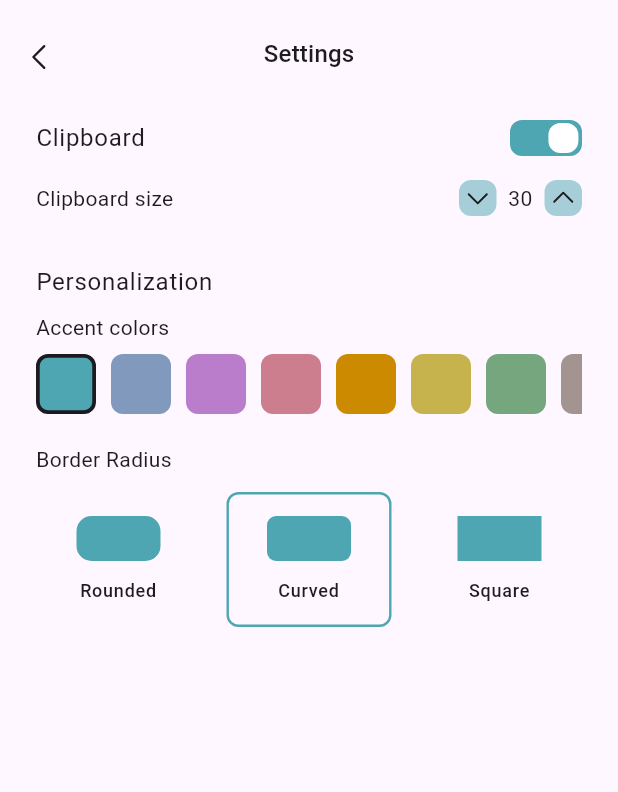
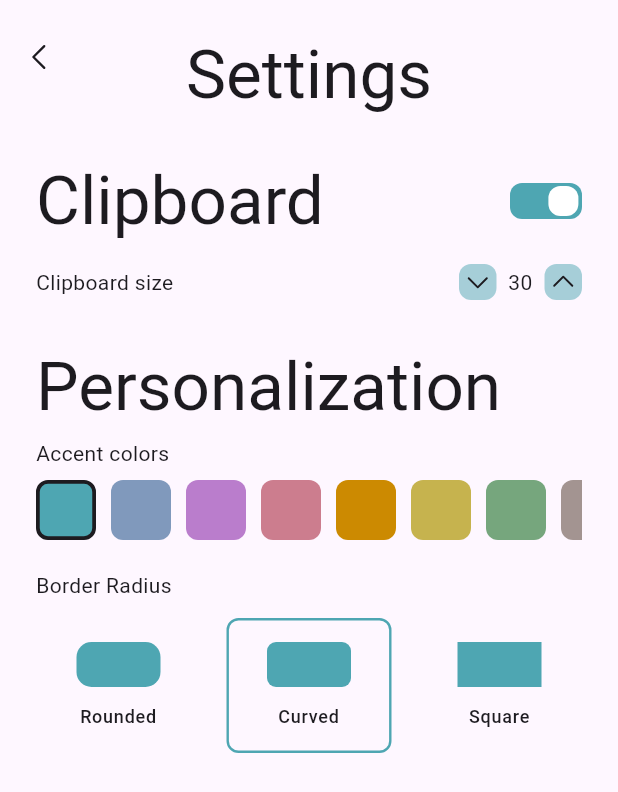
Before and after one commit to iamkartiknayak/historian, a Flutter app: the SettingsPage screen opened directly, on a phone screen of 412 x 824 dp. Shown: the top 792 px of the screen. Run offline on Flutter 3.47's test engine with Material 3 defaults, Android fonts, the phone set to English and light mode, and no system bars; our stand-ins replace flutter_svg; missing offline and left inert: emojis, system_theme; statements that could not run were skipped.

Commit message:
refactor: update font

```diff
--- a/lib/common/custom_button.dart
+++ b/lib/common/custom_button.dart
@@ -61,7 +61,7 @@ class CustomButton extends StatelessWidget {
                   svgPath!,
                   height: svgHeight ?? 20.0,
                   colorFilter: ColorFilter.mode(
-                    Theme.of(context).textTheme.labelMedium!.color!,
+                    Theme.of(context).colorScheme.onSurface,
                     BlendMode.srcIn,
                   ),
                 ),
--- a/lib/features/clipboard/widgets/empty_clipboard_widget.dart
+++ b/lib/features/clipboard/widgets/empty_clipboard_widget.dart
@@ -16,7 +16,7 @@ class EmptyClipboardWidget extends StatelessWidget {
             child: Image.asset(
               'assets/images/empty_clipboard.png',
               height: 100.0,
-              color: Theme.of(context).primaryColor,
+              color: Theme.of(context).colorScheme.onSurface,
             ),
           ),
           Text(
@@ -27,7 +27,7 @@ class EmptyClipboardWidget extends StatelessWidget {
           const SizedBox(height: 10.0),
           Text(
             'You\'ll see your clipboard history once you\'ve copied something.',
-            style: Theme.of(context).textTheme.labelMedium,
+            style: Theme.of(context).textTheme.bodyMedium,
             textAlign: TextAlign.center,
           ),
           const SizedBox(height: 50.0)
--- a/lib/features/settings/pages/settings_page.dart
+++ b/lib/features/settings/pages/settings_page.dart
@@ -35,7 +35,7 @@ class SettingsPage extends StatelessWidget {
                   alignment: Alignment.center,
                   child: Text(
                     'Settings',
-                    style: Theme.of(context).textTheme.titleMedium,
+                    style: Theme.of(context).textTheme.displayMedium,
                   ),
                 ),
               ],
@@ -46,7 +46,7 @@ class SettingsPage extends StatelessWidget {
               children: [
                 Text(
                   'Clipboard',
-                  style: Theme.of(context).textTheme.bodyLarge,
+                  style: Theme.of(context).textTheme.displayMedium,
                 ),
                 CustomSwitch(
                   onTap:
@@ -83,7 +83,7 @@ class SettingsPage extends StatelessWidget {
             const SizedBox(height: 32.0),
             Text(
               'Personalization',
-              style: Theme.of(context).textTheme.bodyLarge,
+              style: Theme.of(context).textTheme.displayMedium,
             ),
             const SizedBox(height: 8.0),
             const Text('Accent colors'),
```
Also changed, not shown: lib/services/snackbar_service.dart (+5 -3 lines).
